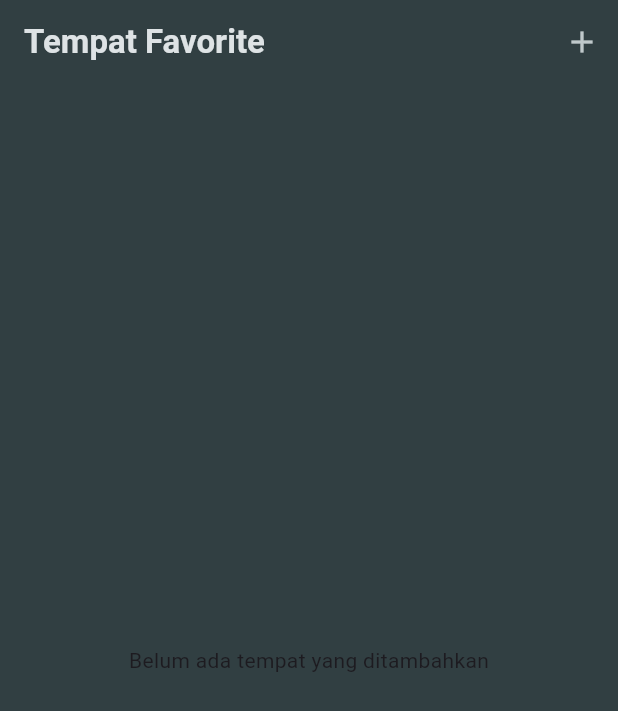
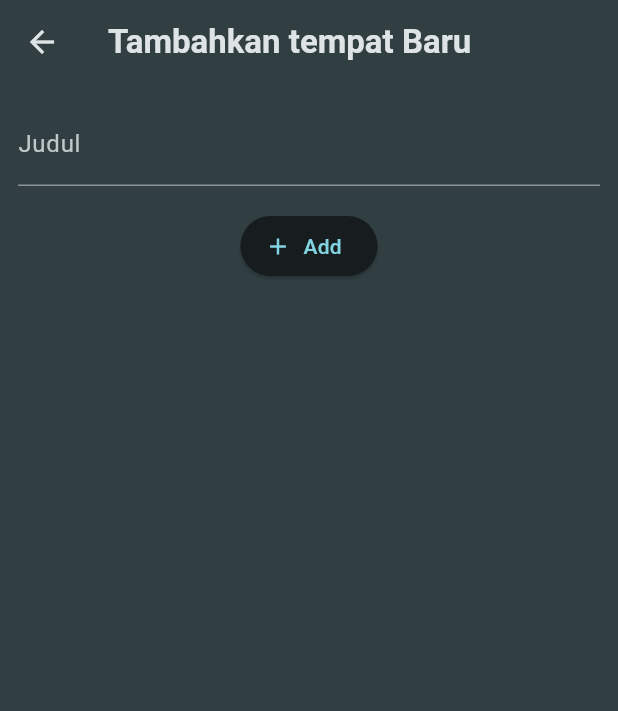
Before and after one commit to bagoesrex/PlaceKeeper-App, a Flutter app: the screen it shows after launch, after a tap on the "add" icon, on a phone screen of 412 x 824 dp. Shown: the top 711 px of the screen. Run offline on Flutter 3.47's test engine with Material 3 defaults, Android fonts, the light colour scheme and no system bars; our stand-ins replace google_fonts.

Commit message:
feat: implement addplacescreen ui and connect navigation from placesscreen

```diff
--- /dev/null
+++ b/lib/screens/add_place.dart
@@ -0,0 +1,45 @@
+import 'package:flutter/material.dart';
+
+class AddPlaceScreen extends StatefulWidget {
+  const AddPlaceScreen({super.key});
+
+  @override
+  State<StatefulWidget> createState() {
+    return _AddPlaceScreenState();
+  }
+}
+
+class _AddPlaceScreenState extends State<AddPlaceScreen> {
+  final _titleController = TextEditingController();
+
+  @override
+  void dispose() {
+    _titleController.dispose();
+    super.dispose();
+  }
+
+  @override
+  Widget build(BuildContext context) {
+    return Scaffold(
+      appBar: AppBar(title: const Text('Tambahkan tempat Baru')),
+      body: SingleChildScrollView(
+        padding: const EdgeInsets.all(12),
+        child: Column(
+          children: [
+            TextField(
+              decoration: const InputDecoration(labelText: 'Judul'),
+              controller: _titleController,
+              style: TextStyle(color: Theme.of(context).colorScheme.onSurface),
+            ),
+            const SizedBox(height: 16),
+            ElevatedButton.icon(
+              icon: Icon(Icons.add),
+              onPressed: () {},
+              label: const Text('Add'),
+            ),
+          ],
+        ),
+      ),
+    );
+  }
+}
--- a/lib/screens/places.dart
+++ b/lib/screens/places.dart
@@ -1,4 +1,5 @@
 import 'package:flutter/material.dart';
+import 'package:placekeeper_app/screens/add_place.dart';
 import 'package:placekeeper_app/widgets/places_list.dart';
 
 class PlacesScreen extends StatelessWidget {
@@ -13,10 +14,14 @@ class PlacesScreen extends StatelessWidget {
           IconButton(
             icon: const Icon(Icons.add),
             onPressed: () {
+              Navigator.of(context).push(
+                MaterialPageRoute(builder: (ctx) => const AddPlaceScreen()),
+              );
             },
           ),
         ],
       ),
       body: PlacesList(places: []),
     );
-  }}
+  }
+}
```
